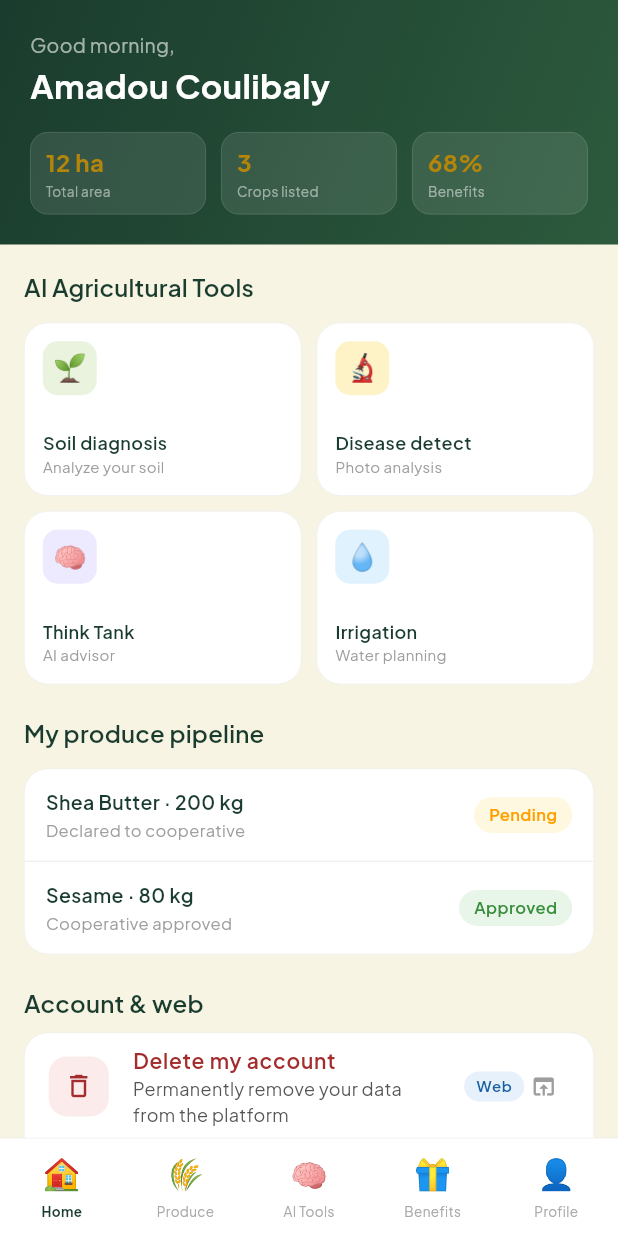
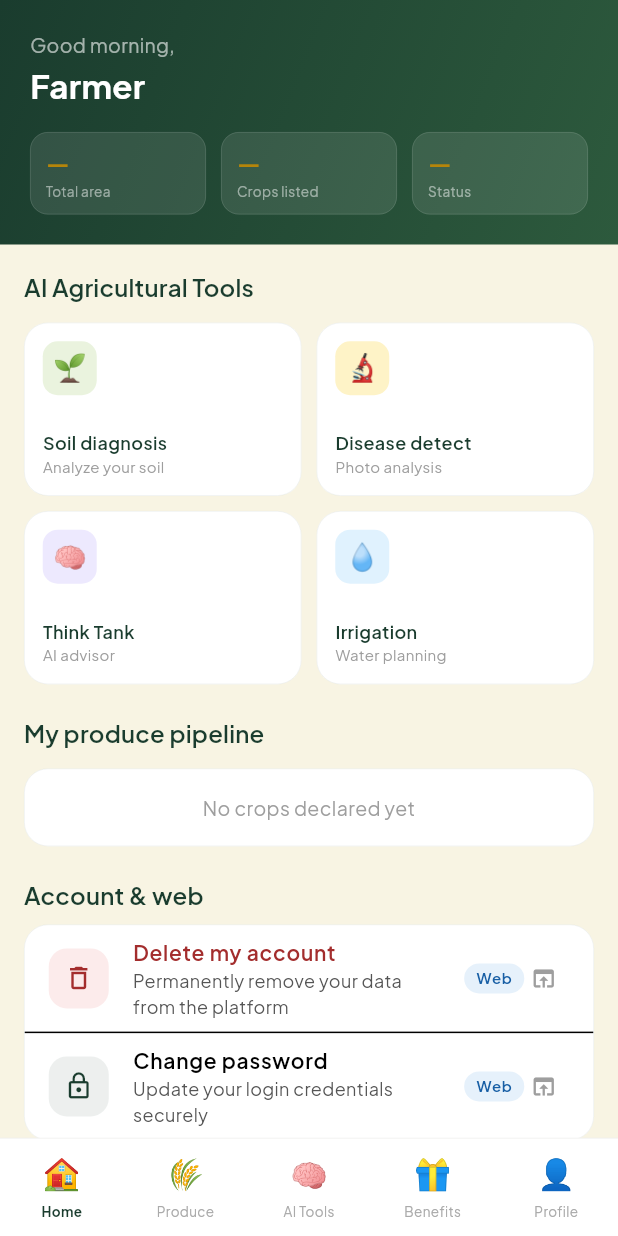
Before and after one commit to DjiguiCorp/sahel-agriconnect, a Flutter app: the FarmerDashboard screen opened by its route, on a phone screen of 412 x 824 dp. Run offline on Flutter 3.47's test engine with Material 3 defaults, Android fonts, the phone set to English and light mode, and no system bars; drawn by our look-alikes of flutter_animate; our stand-ins replace firebase_core, firebase_messaging, flutter_local_notifications, flutter_secure_storage, go_router, google_fonts and 5 more; accounts and stored records are empty.

Commit message:
fix(flutter): connect FarmerDashboard to AuthState and /api/farmers — remove all hardcoded demo data
Co-authored-by: Cursor <cursoragent@cursor.com>

```diff
--- a/flutter-app/lib/screens/farmer/farmer_dashboard.dart
+++ b/flutter-app/lib/screens/farmer/farmer_dashboard.dart
@@ -1,7 +1,10 @@
 import 'package:flutter/material.dart';
 import 'package:flutter_animate/flutter_animate.dart';
+import 'package:provider/provider.dart';
 
+import '../../core/auth_state.dart';
 import '../../core/theme.dart';
+import '../../services/api_service.dart';
 import '../../services/auth_service.dart';
 import '../../widgets/web_action_tile.dart';
 
@@ -14,6 +17,11 @@ class FarmerDashboard extends StatefulWidget {
 
 class _FarmerDashboardState extends State<FarmerDashboard> {
   int _tab = 0;
+  Map<String, dynamic>? _farmer;
+  bool _loadingFarmer = true;
+
+  List<String> get _cultures =>
+      (_farmer?['cultures'] as List?)?.map((e) => e.toString()).toList() ?? [];
 
   static const tools = [
     {
@@ -43,7 +51,44 @@ class _FarmerDashboardState extends State<FarmerDashboard> {
   ];
 
   @override
+  void initState() {
+    super.initState();
+    _loadFarmer();
+  }
+
+  Future<void> _loadFarmer() async {
+    final auth = context.read<AuthState>();
+    final token = auth.token;
+    final email = auth.displayEmail;
+    if (email.isEmpty) {
+      if (mounted) setState(() => _loadingFarmer = false);
+      return;
+    }
+    try {
+      final res = await ApiService.get(
+        '/api/farmers?email=${Uri.encodeComponent(email)}',
+        token: token,
+      );
+      final f = res['farmer'];
+      final map = f is Map ? Map<String, dynamic>.from(f) : null;
+      if (mounted) {
+        setState(() {
+          _farmer = map;
+          _loadingFarmer = false;
+        });
+      }
+    } catch (_) {
+      if (mounted) setState(() => _loadingFarmer = false);
+    }
+  }
+
+  @override
   Widget build(BuildContext context) {
+    final auth = context.watch<AuthState>();
+    final displayName = auth.displayName.isNotEmpty
+        ? auth.displayName
+        : (_farmer?['nom'] ?? 'Farmer').toString();
+
     return Scaffold(
       backgroundColor: AppColors.cream,
       body: Column(
@@ -72,9 +117,9 @@ class _FarmerDashboardState extends State<FarmerDashboard> {
                       ),
                     ),
                     const SizedBox(height: 2),
-                    const Text(
-                      'Amadou Coulibaly',
-                      style: TextStyle(
+                    Text(
+                      displayName,
+                      style: const TextStyle(
                         color: Colors.white,
                         fontSize: 22,
                         fontWeight: FontWeight.w700,
@@ -83,11 +128,26 @@ class _FarmerDashboardState extends State<FarmerDashboard> {
                     const SizedBox(height: 16),
                     Row(
                       children: [
-                        _statCard('12 ha', 'Total area'),
+                        _statCard(
+                          _farmer != null
+                              ? '${_farmer!['superficie'] ?? '—'} ha'
+                              : '—',
+                          'Total area',
+                        ),
                         const SizedBox(width: 10),
-                        _statCard('3', 'Crops listed'),
+                        _statCard(
+                          _farmer != null
+                              ? '${(_farmer!['cultures'] as List?)?.length ?? 0}'
+                              : '—',
+                          'Crops listed',
+                        ),
                         const SizedBox(width: 10),
-                        _statCard('68%', 'Benefits'),
+                        _statCard(
+                          _farmer?['statut'] == 'Actif'
+                              ? 'Active'
+                              : (_farmer?['statut'] ?? '—').toString(),
+                          'Status',
+                        ),
                       ],
                     ),
                   ],
@@ -184,21 +244,43 @@ class _FarmerDashboardState extends State<FarmerDashboard> {
                   ),
                   child: Column(
                     children: [
-                      _produceRow(
-                        'Shea Butter · 200 kg',
-                        'Declared to cooperative',
-                        'Pending',
-                        Colors.amber.shade700,
-                        Colors.amber.shade50,
-                      ),
-                      const Divider(height: 1, color: Color(0xFFf0f0f0)),
-                      _produceRow(
-                        'Sesame · 80 kg',
-                        'Cooperative approved',
-                        'Approved',
-                        Colors.green.shade700,
-                        Colors.green.shade50,
-                      ),
+                      if (_loadingFarmer)
+                        const Padding(
+                          padding: EdgeInsets.all(20),
+                          child: Center(
+                            child: CircularProgressIndicator(),
+                          ),
+                        )
+                      else if (_cultures.isEmpty)
+                        Padding(
+                          padding: const EdgeInsets.all(16),
+                          child: Text(
+                            'No crops declared yet',
+                            style: TextStyle(
+                              color: Colors.grey[500],
+                              fontSize: 13,
+                            ),
+                          ),
+                        )
+                      else
+                        ..._cultures.asMap().entries.map(
+                              (e) => Column(
+                                children: [
+                                  if (e.key > 0)
+                                    const Divider(
+                                      height: 1,
+                                      color: Color(0xFFf0f0f0),
+                                    ),
+                                  _produceRow(
+                                    '${e.value} · declared',
+                                    'Crop on file',
+                                    'On file',
+                                    Colors.blue.shade700,
+                                    Colors.blue.shade50,
+                                  ),
+                                ],
+                              ),
+                            ),
                     ],
                   ),
                 ).animate(delay: 200.ms).fadeIn(duration: 300.ms),
```
